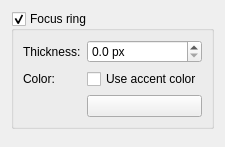
Qt form src/karouselfxeffectconfig.ui (lucasobx/karousel-fx) before a commit.
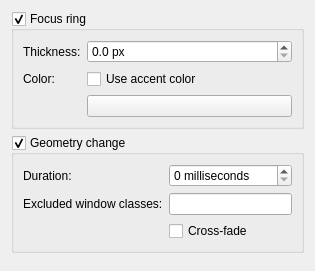
The same form after that commit. Custom widgets are drawn as their Qt base class.

Commit message: add geometry change effect

What changed in the file:
```diff
--- a/src/karouselfxeffectconfig.ui
+++ b/src/karouselfxeffectconfig.ui
@@ -58,6 +58,61 @@
      </layout>
     </widget>
    </item>
+   <item>
+    <widget class="QGroupBox" name="kcfg_GeometryChangeEnabled">
+     <property name="title">
+      <string>Geometry change</string>
+     </property>
+     <property name="checkable">
+      <bool>true</bool>
+     </property>
+     <layout class="QFormLayout" name="geometryChangeLayout">
+      <item row="0" column="0">
+       <widget class="QLabel" name="geometryChangeDurationLabel">
+        <property name="text">
+         <string>Duration:</string>
+        </property>
+        <property name="buddy">
+         <cstring>kcfg_GeometryChangeDuration</cstring>
+        </property>
+       </widget>
+      </item>
+      <item row="0" column="1">
+       <widget class="QSpinBox" name="kcfg_GeometryChangeDuration">
+        <property name="suffix">
+         <string> milliseconds</string>
+        </property>
+        <property name="maximum">
+         <number>9999</number>
+        </property>
+        <property name="singleStep">
+         <number>5</number>
+        </property>
+       </widget>
+      </item>
+      <item row="1" column="0">
+       <widget class="QLabel" name="geometryChangeExcludedWindowClassesLabel">
+        <property name="text">
+         <string>Excluded window classes:</string>
+        </property>
+        <property name="buddy">
+         <cstring>kcfg_GeometryChangeExcludedWindowClasses</cstring>
+        </property>
+       </widget>
+      </item>
+      <item row="1" column="1">
+       <widget class="QLineEdit" name="kcfg_GeometryChangeExcludedWindowClasses"/>
+      </item>
+      <item row="2" column="1">
+       <widget class="QCheckBox" name="kcfg_GeometryChangeCrossFade">
+        <property name="text">
+         <string>Cross-fade</string>
+        </property>
+       </widget>
+      </item>
+     </layout>
+    </widget>
+   </item>
    <item>
     <spacer name="verticalSpacer">
      <property name="orientation">
```
The commit also changes 6 other files.
